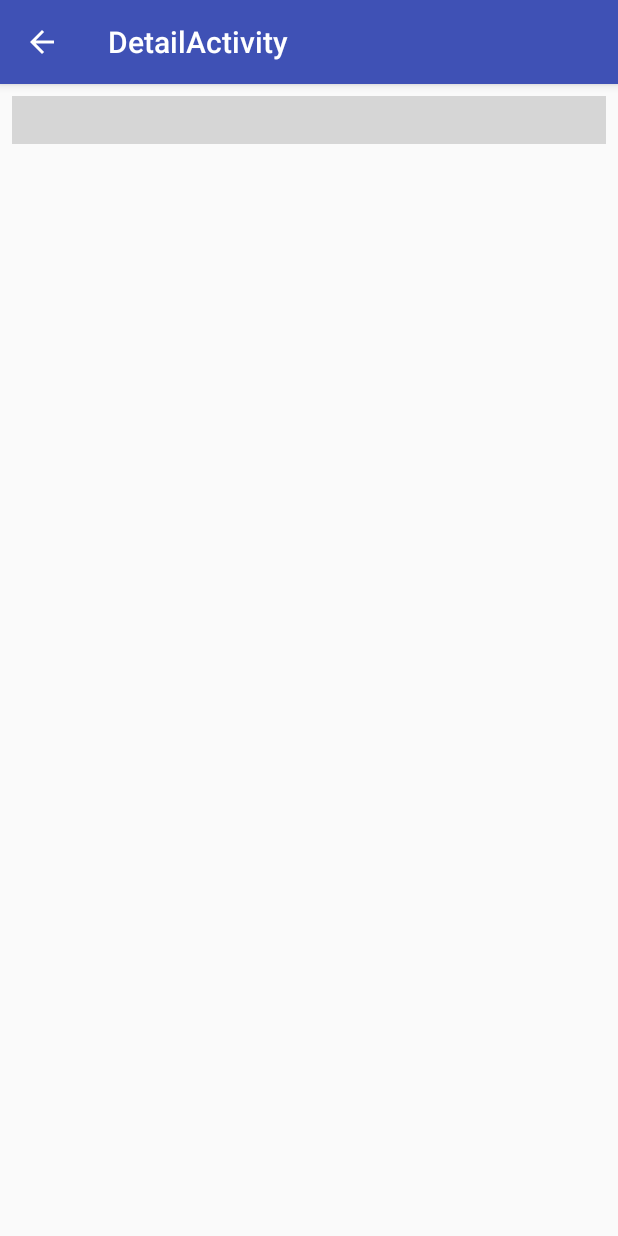
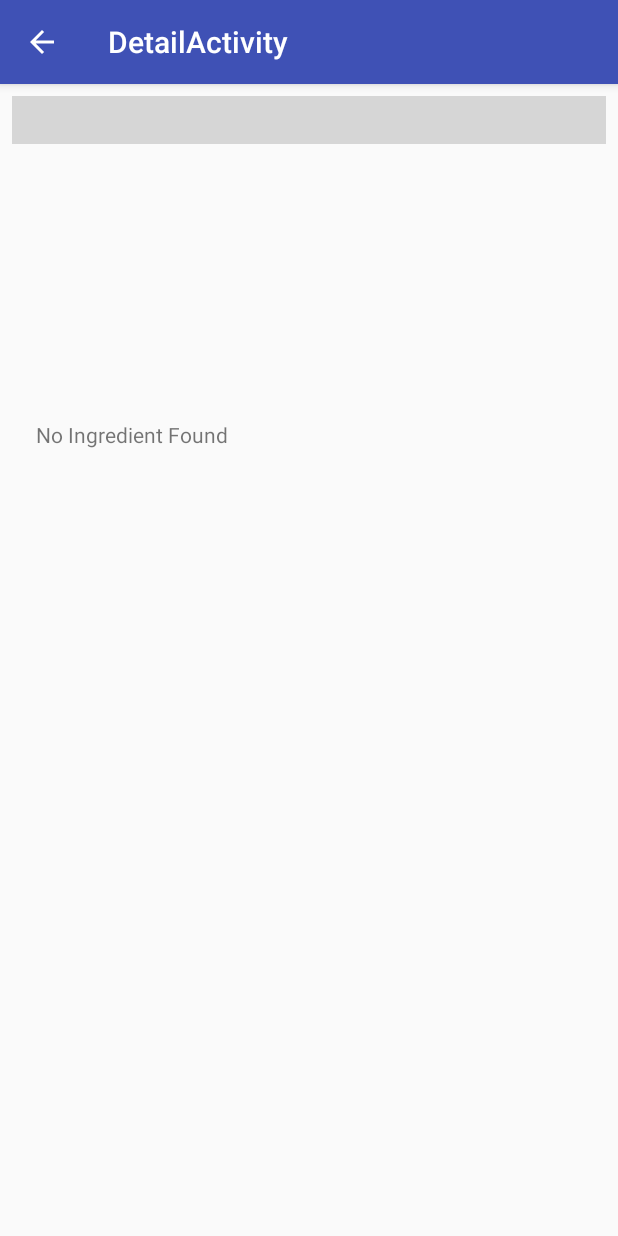
Before and after one commit to raedsaeed/TheCook, an Android app: the DetailActivity screen opened directly, with no data from a screen before it, on a phone screen of 412 x 824 dp. Run offline under Robolectric (Android 15) with nearby library versions, the phone set to English and light mode, and no system bars; libraries missing offline, so code that uses them is left out: com.google.android.exoplayer2; plain views replace SimpleExoPlayerView; 5 statements that could not run were skipped; grey boxes are pictures that could not be loaded.

Commit message:
Fix Exo Player issues and Add Ingredients Part to DetailActivity.

```diff
--- a/app/src/main/java/com/example/raed/thecook/detailActivity/DetailActivity.java
+++ b/app/src/main/java/com/example/raed/thecook/detailActivity/DetailActivity.java
@@ -2,6 +2,7 @@ package com.example.raed.thecook.detailActivity;
 
 import android.content.Intent;
 import android.net.Uri;
+import android.support.v4.app.FragmentManager;
 import android.support.v7.app.ActionBar;
 import android.support.v7.app.AppCompatActivity;
 import android.os.Bundle;
@@ -19,12 +20,12 @@ import com.google.android.exoplayer2.extractor.DefaultExtractorsFactory;
 import com.google.android.exoplayer2.source.ExtractorMediaSource;
 import com.google.android.exoplayer2.source.MediaSource;
 import com.google.android.exoplayer2.trackselection.DefaultTrackSelector;
-import com.google.android.exoplayer2.trackselection.TrackSelection;
 import com.google.android.exoplayer2.trackselection.TrackSelector;
 import com.google.android.exoplayer2.ui.SimpleExoPlayerView;
 import com.google.android.exoplayer2.upstream.DefaultDataSourceFactory;
 import com.google.android.exoplayer2.util.Util;
 
+import java.util.ArrayList;
 import java.util.List;
 
 public class DetailActivity extends AppCompatActivity {
@@ -48,7 +49,7 @@ public class DetailActivity extends AppCompatActivity {
             actionBar.setDisplayHomeAsUpEnabled(true);
         }
 
-        playerView = (SimpleExoPlayerView) findViewById(R.id.video_view);
+        playerView = (SimpleExoPlayerView)findViewById(R.id.video_view);
 
         Intent intent = getIntent();
         if (intent != null) {
@@ -56,7 +57,23 @@ public class DetailActivity extends AppCompatActivity {
             step = intent.getParcelableExtra(EXTRA_STEP);
             String url = step.getVideoURL();
             Log.d(TAG, "onCreate: " + url);
-            initializePlayer(Uri.parse(url));
+//            initializePlayer(Uri.parse(url));
+            FragmentManager manager = getSupportFragmentManager();
+            Player player = new Player();
+            Bundle bundle = new Bundle();
+            bundle.putString("uri", step.getVideoURL());
+            player.setArguments(bundle);
+            manager.beginTransaction()
+                    .replace(R.id.video_part_holder, player)
+                    .commit();
+
+
+            IngredientsDetails ingredientsDetails = new IngredientsDetails();
+            bundle.putParcelableArrayList("ingredients", (ArrayList<Ingredient>)ingredients);
+            ingredientsDetails.setArguments(bundle);
+            manager.beginTransaction()
+                    .replace(R.id.ingredient_list_holder, ingredientsDetails)
+                    .commit();
         }
 
     }
--- /dev/null
+++ b/app/src/main/java/com/example/raed/thecook/detailActivity/DetailContract.java
@@ -0,0 +1,18 @@
+package com.example.raed.thecook.detailActivity;
+
+import android.net.Uri;
+
+import com.example.raed.thecook.data.Ingredient;
+
+import java.util.List;
+
+/**
+ * Created by raed on 4/29/18.
+ */
+
+public interface DetailContract {
+    interface View {
+        void showVideo (Uri uri);
+        void showIngredients (List<Ingredient> ingredients);
+    }
+}
--- /dev/null
+++ b/app/src/main/java/com/example/raed/thecook/detailActivity/IngredientAdapter.java
@@ -0,0 +1,61 @@
+package com.example.raed.thecook.detailActivity;
+
+import android.content.Context;
+import android.support.v7.widget.RecyclerView;
+import android.view.LayoutInflater;
+import android.view.View;
+import android.view.ViewGroup;
+import android.widget.TextView;
+
+import com.example.raed.thecook.R;
+import com.example.raed.thecook.data.Ingredient;
+
+import java.util.List;
+
+/**
+ * Created by raed on 4/29/18.
+ */
+
+public class IngredientAdapter extends RecyclerView.Adapter<IngredientAdapter.IngredientItemHolder> {
+    private static final String TAG = "IngredientAdapter";
+    private List<Ingredient> ingredientList;
+    private Context context;
+
+    public IngredientAdapter (Context context) {
+        this.context = context;
+    }
+
+    @Override
+    public IngredientItemHolder onCreateViewHolder(ViewGroup parent, int viewType) {
+        View view = LayoutInflater.from(context).inflate(R.layout.ingredient_item, parent, false);
+        return new IngredientItemHolder(view);
+    }
+
+    @Override
+    public void onBindViewHolder(IngredientItemHolder holder, int position) {
+        if (ingredientList != null) {
+            Ingredient ingredient = ingredientList.get(position);
+            holder.textView.setText(ingredient.getIngredient());
+        }else {
+            holder.textView.setText("No Ingredient Found");
+        }
+    }
+
+    @Override
+    public int getItemCount() {
+        return (ingredientList != null)? ingredientList.size() : 1;
+    }
+
+    public void loadIngredients (List<Ingredient> ingredients) {
+        this.ingredientList = ingredients;
+        notifyDataSetChanged();
+    }
+
+    class IngredientItemHolder extends RecyclerView.ViewHolder {
+        TextView textView;
+        public IngredientItemHolder(View itemView) {
+            super(itemView);
+            textView = itemView.findViewById(R.id.quntity);
+        }
+    }
+}
--- /dev/null
+++ b/app/src/main/java/com/example/raed/thecook/detailActivity/IngredientsDetails.java
@@ -0,0 +1,54 @@
+package com.example.raed.thecook.detailActivity;
+
+import android.content.Context;
+import android.os.Bundle;
+import android.support.annotation.Nullable;
+import android.support.v4.app.Fragment;
+import android.support.v7.widget.LinearLayoutManager;
+import android.support.v7.widget.RecyclerView;
+import android.view.LayoutInflater;
+import android.view.View;
+import android.view.ViewGroup;
+
+import com.example.raed.thecook.R;
+import com.example.raed.thecook.data.Ingredient;
+
+import java.util.List;
+
+/**
+ * Created by raed on 4/29/18.
+ */
+
+public class IngredientsDetails extends Fragment {
+    private static final String TAG = "IngredientsDetails";
+    private Context context;
+    RecyclerView recyclerView;
+    IngredientAdapter adapter;
+    List<Ingredient> ingredients;
+
+    @Override
+    public void onAttach(Context context) {
+        super.onAttach(context);
+        this.context = context;
+    }
+
+    @Nullable
+    @Override
+    public View onCreateView(LayoutInflater inflater, @Nullable ViewGroup container, @Nullable Bundle savedInstanceState) {
+        View view = inflater.inflate(R.layout.detail_ingredient_part, container, false);
+        recyclerView = view.findViewById(R.id.ingredients_list);
+        adapter = new IngredientAdapter(context);
+        LinearLayoutManager horizontalManager = new LinearLayoutManager(context, LinearLayoutManager.HORIZONTAL, false);
+        recyclerView.setLayoutManager(horizontalManager);
+        recyclerView.setAdapter(adapter);
+        return view;
+    }
+
+    @Override
+    public void onViewCreated(View view, @Nullable Bundle savedInstanceState) {
+        super.onViewCreated(view, savedInstanceState);
+        Bundle bundle = getArguments();
+        ingredients = bundle.getParcelableArrayList("ingredients");
+        adapter.loadIngredients(ingredients);
+    }
+}
--- /dev/null
+++ b/app/src/main/java/com/example/raed/thecook/detailActivity/Player.java
@@ -0,0 +1,119 @@
+package com.example.raed.thecook.detailActivity;
+
+import android.content.Context;
+import android.graphics.BitmapFactory;
+import android.net.Uri;
+import android.os.Bundle;
+import android.support.annotation.Nullable;
+import android.support.v4.app.Fragment;
+import android.util.Log;
+import android.view.LayoutInflater;
+import android.view.View;
+import android.view.ViewGroup;
+
+import com.example.raed.thecook.R;
+import com.google.android.exoplayer2.DefaultLoadControl;
+import com.google.android.exoplayer2.ExoPlaybackException;
+import com.google.android.exoplayer2.ExoPlayer;
+import com.google.android.exoplayer2.ExoPlayerFactory;
+import com.google.android.exoplayer2.LoadControl;
+import com.google.android.exoplayer2.SimpleExoPlayer;
+import com.google.android.exoplayer2.Timeline;
+import com.google.android.exoplayer2.extractor.DefaultExtractorsFactory;
+import com.google.android.exoplayer2.source.ExtractorMediaSource;
+import com.google.android.exoplayer2.source.MediaSource;
+import com.google.android.exoplayer2.source.TrackGroupArray;
+import com.google.android.exoplayer2.trackselection.DefaultTrackSelector;
+import com.google.android.exoplayer2.trackselection.TrackSelectionArray;
+import com.google.android.exoplayer2.trackselection.TrackSelector;
+import com.google.android.exoplayer2.ui.SimpleExoPlayerView;
+import com.google.android.exoplayer2.upstream.DefaultDataSourceFactory;
+import com.google.android.exoplayer2.util.Util;
+
+/**
+ * Created by raed on 4/29/18.
+ */
+
+public class Player extends Fragment implements ExoPlayer.EventListener {
+    private static final String TAG = "Player";
+    public static final String URI_KEY = "uri";
+    private SimpleExoPlayerView playerView;
+    private SimpleExoPlayer player;
+
+    @Nullable
+    @Override
+    public View onCreateView(LayoutInflater inflater, @Nullable ViewGroup container, @Nullable Bundle savedInstanceState) {
+        View view = inflater.inflate(R.layout.detail_video_part, container, false);
+        playerView = (SimpleExoPlayerView) view.findViewById(R.id.video_view);
+        return view;
+    }
+
+    @Override
+    public void onViewCreated(View view, @Nullable Bundle savedInstanceState) {
+        super.onViewCreated(view, savedInstanceState);
+        initializePlayer(Uri.parse(getArguments().getString(URI_KEY)));
+    }
+
+    @Override
+    public void onTimelineChanged(Timeline timeline, Object manifest) {
+
+    }
+
+    @Override
+    public void onTracksChanged(TrackGroupArray trackGroups, TrackSelectionArray trackSelections) {
+
+    }
+
+    @Override
+    public void onLoadingChanged(boolean isLoading) {
+
+    }
+
+    @Override
+    public void onPlayerStateChanged(boolean playWhenReady, int playbackState) {
+
+    }
+
+    @Override
+    public void onPlayerError(ExoPlaybackException error) {
+
+    }
+
+    @Override
+    public void onPositionDiscontinuity() {
+
+    }
+
+    private void initializePlayer (Uri uri) {
+        if (player == null) {
+            LoadControl loadControl = new DefaultLoadControl();
+            TrackSelector trackSelector = new DefaultTrackSelector();
+            player = ExoPlayerFactory.newSimpleInstance(getContext(), trackSelector, loadControl);
+            playerView.setPlayer(player);
+            String userAgent = Util.getUserAgent(getContext(), "TheCook");
+            MediaSource mediaSource = new ExtractorMediaSource(uri,
+                    new DefaultDataSourceFactory(getContext(), userAgent),
+                    new DefaultExtractorsFactory(),
+                    null,
+                    null);
+            player.prepare(mediaSource);
+            player.setPlayWhenReady(true);
+
+        }
+    }
+
+    private void releasePlayer () {
+        player.stop();
+        player.release();
+        player = null;
+    }
+
+    @Override
+    public void onStop() {
+        super.onStop();
+        if (player != null) {
+            releasePlayer();
+            Log.d(TAG, "onStop: Called");
+        }
+    }
+}
--- a/app/src/main/res/layout/activity_detail.xml
+++ b/app/src/main/res/layout/activity_detail.xml
@@ -20,6 +20,29 @@
 
     </android.support.design.widget.AppBarLayout>
 
-    <include layout="@layout/detail_video_part" />
+    <android.support.v4.widget.NestedScrollView
+        android:layout_width="match_parent"
+        android:layout_height="wrap_content"
+        android:layout_gravity="top"
+        android:fillViewport="true"
+        app:layout_behavior="@string/appbar_scrolling_view_behavior">
+
+        <LinearLayout
+            android:layout_width="match_parent"
+            android:layout_height="wrap_content"
+            android:orientation="vertical">
+
+            <FrameLayout
+                android:id="@+id/video_part_holder"
+                android:layout_width="match_parent"
+                android:layout_height="200dp" />
+
+            <FrameLayout
+                android:id="@+id/ingredient_list_holder"
+                android:layout_width="match_parent"
+                android:layout_height="wrap_content"/>
+        </LinearLayout>
+
+    </android.support.v4.widget.NestedScrollView>
 
 </android.support.design.widget.CoordinatorLayout>
--- /dev/null
+++ b/app/src/main/res/layout/detail_ingredient_part.xml
@@ -0,0 +1,17 @@
+<?xml version="1.0" encoding="utf-8"?>
+<android.support.constraint.ConstraintLayout xmlns:android="http://schemas.android.com/apk/res/android"
+    xmlns:app="http://schemas.android.com/apk/res-auto"
+    android:layout_width="match_parent"
+    android:layout_height="wrap_content">
+
+    <android.support.v7.widget.RecyclerView
+        android:id="@+id/ingredients_list"
+        android:layout_width="0dp"
+        android:layout_height="wrap_content"
+        android:layout_margin="8dp"
+        app:layout_constraintBottom_toBottomOf="parent"
+        app:layout_constraintStart_toStartOf="parent"
+        app:layout_constraintEnd_toEndOf="parent"
+        app:layout_constraintTop_toTopOf="parent"/>
+
+</android.support.constraint.ConstraintLayout>
--- a/app/src/main/res/layout/detail_video_part.xml
+++ b/app/src/main/res/layout/detail_video_part.xml
@@ -11,10 +11,12 @@
         android:id="@+id/video_view"
         android:layout_width="0dp"
         android:layout_height="wrap_content"
+        app:resize_mode="fit"
         android:layout_margin="8dp"
         app:layout_constraintTop_toTopOf="parent"
         app:layout_constraintEnd_toEndOf="parent"
-        app:layout_constraintStart_toStartOf="parent">
+        app:layout_constraintStart_toStartOf="parent"
+        app:layout_constraintBottom_toBottomOf="parent">
 
     </com.google.android.exoplayer2.ui.SimpleExoPlayerView>
 </android.support.constraint.ConstraintLayout>
--- /dev/null
+++ b/app/src/main/res/layout/ingredient_item.xml
@@ -0,0 +1,14 @@
+<?xml version="1.0" encoding="utf-8"?>
+<android.support.constraint.ConstraintLayout xmlns:app="http://schemas.android.com/apk/res-auto"
+    xmlns:android="http://schemas.android.com/apk/res/android" android:layout_width="wrap_content"
+    android:layout_height="wrap_content">
+
+    <TextView
+        android:id="@+id/quntity"
+        android:layout_margin="16dp"
+        android:layout_width="wrap_content"
+        android:layout_height="wrap_content"
+        app:layout_constraintTop_toTopOf="parent"
+        app:layout_constraintStart_toStartOf="parent"
+        />
+</android.support.constraint.ConstraintLayout>
```
